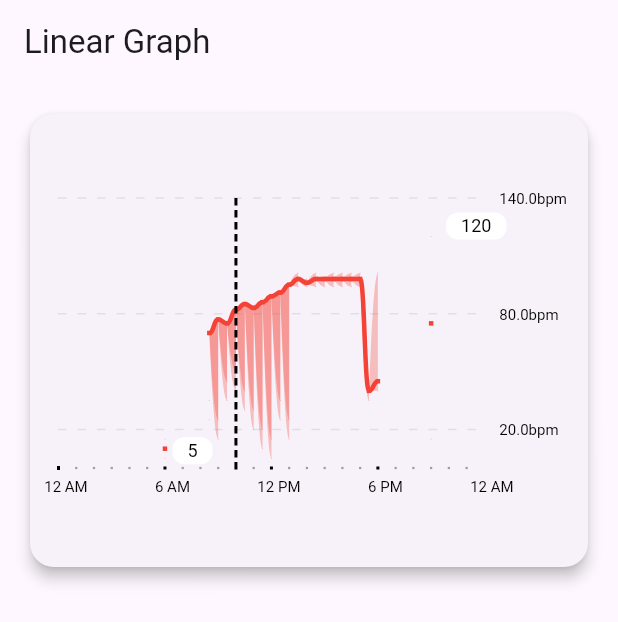
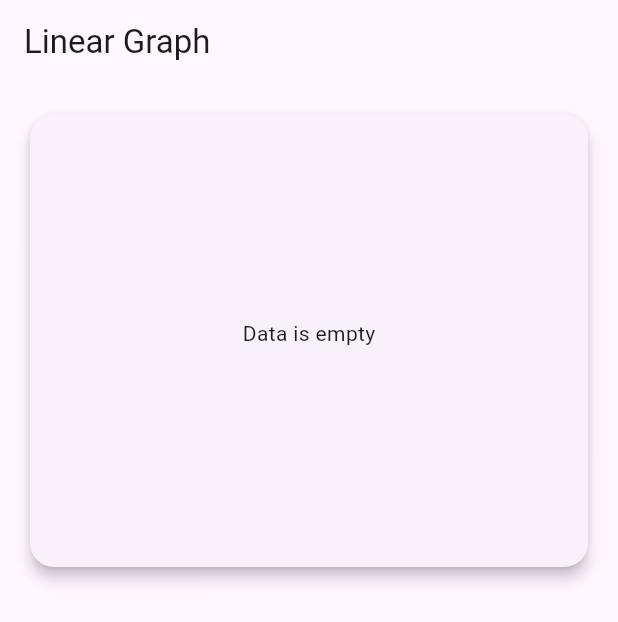
Before and after one commit to adarshsavalagi1/lineargraph1, a Flutter app: the screen it shows after launch, on a phone screen of 412 x 824 dp. Shown: the top 622 px of the screen. Run offline on Flutter 3.47's test engine with Material 3 defaults, Android fonts, the phone set to English and light mode, and no system bars.

Commit message:
if data is empty then new widget is created

```diff
--- /dev/null
+++ b/lib/components/EmptyWidget.dart
@@ -0,0 +1,15 @@
+import 'package:flutter/material.dart';
+
+class EmptyWidget extends StatelessWidget {
+  const EmptyWidget({super.key});
+
+  @override
+  Widget build(BuildContext context) {
+    return const SizedBox(
+      height: 200,
+      child: Center(
+        child: const Text('Data is empty'),
+      ),
+    );
+  }
+}
--- a/lib/data/graph_point.dart
+++ b/lib/data/graph_point.dart
@@ -1,10 +1,12 @@
+
 
 
 class Graphpoint {
   final double min;
-  final double max;
-  final double median;
+  final int max;
+  final int median;
   final int hour;
+
 
   Graphpoint(this.min, this.max, this.median, this.hour);
 }
@@ -57,6 +59,7 @@ List<Graphpoint> dummyData = [
   Graphpoint(35, 45, 40, 47),
 ];
 
+List<Graphpoint> emptyData=[];
 
 List<Graphpoint> actualData = [
   // Graphpoint(29, 92, 53, 0),
--- a/lib/screens/home_screen.dart
+++ b/lib/screens/home_screen.dart
@@ -1,4 +1,5 @@
 import 'package:flutter/material.dart';
+import '../components/EmptyWidget.dart';
 import '../data/graph_point.dart';
 import '/components/chart_painter.dart';
 
@@ -45,13 +46,13 @@ class _HomeScreenState extends State<HomeScreen> {
                               padding: const EdgeInsets.symmetric(
                                   vertical: 10, horizontal: 3),
                               height: 200,
-                              child: CustomPaint(
+                              child:  emptyData.isNotEmpty? CustomPaint(
                                 size: Size.infinite,
                                 painter: ChartPainter(
                                     gPoints: actualData,
                                     selectedHour: _selectedHour,
                                     isTouched: _isTouched),
-                              ),
+                              ):const EmptyWidget(),
                             ),
                           ),
                         ],
```
